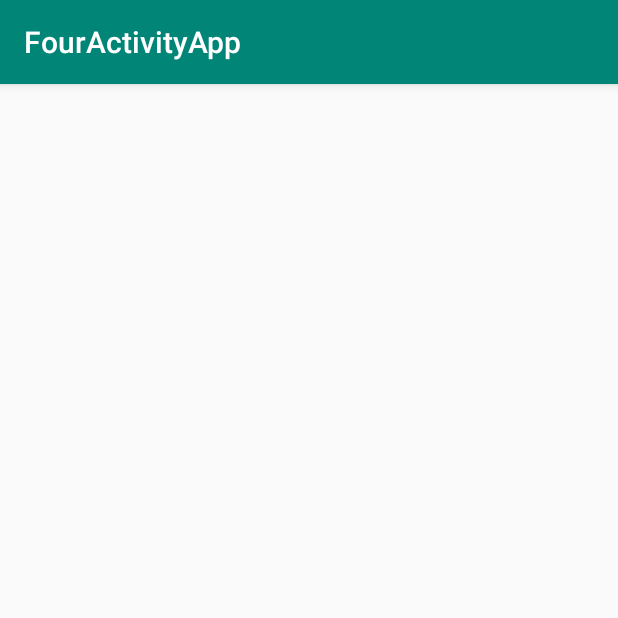
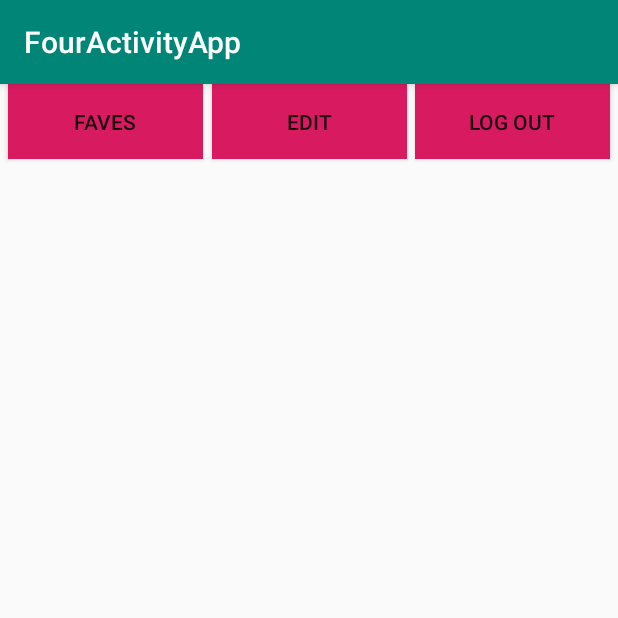
Before and after one commit to twofingerdeathpunch/FourActivityApp, an Android app: the Profile screen opened directly, with no data from a screen before it, on a phone screen of 412 x 824 dp, the top half of it. Run offline under Robolectric (Android 15) with nearby library versions, the phone set to English and light mode, and no system bars; our stand-ins replace ButterKnife.

Commit message:
Add buttons to Profile activity

```diff
--- a/app/src/main/java/com/example/fouractivityapp/EditProfile.java
+++ b/app/src/main/java/com/example/fouractivityapp/EditProfile.java
@@ -2,6 +2,7 @@ package com.example.fouractivityapp;
 
 import android.support.v7.app.AppCompatActivity;
 import android.os.Bundle;
+import android.util.Log;
 
 public class EditProfile extends AppCompatActivity {
 
@@ -9,5 +10,6 @@ public class EditProfile extends AppCompatActivity {
     protected void onCreate(Bundle savedInstanceState) {
         super.onCreate(savedInstanceState);
         setContentView(R.layout.activity_edit_profile);
+        Log.d("editProfile", "In onCreate method in EditProfile activity");
     }
 }
--- a/app/src/main/java/com/example/fouractivityapp/Faves.java
+++ b/app/src/main/java/com/example/fouractivityapp/Faves.java
@@ -2,6 +2,7 @@ package com.example.fouractivityapp;
 
 import android.support.v7.app.AppCompatActivity;
 import android.os.Bundle;
+import android.util.Log;
 
 public class Faves extends AppCompatActivity {
 
@@ -9,5 +10,6 @@ public class Faves extends AppCompatActivity {
     protected void onCreate(Bundle savedInstanceState) {
         super.onCreate(savedInstanceState);
         setContentView(R.layout.activity_faves);
+        Log.d("Faves", "In onCreate method in Faves activity");
     }
 }
--- a/app/src/main/java/com/example/fouractivityapp/Profile.java
+++ b/app/src/main/java/com/example/fouractivityapp/Profile.java
@@ -1,15 +1,57 @@
 package com.example.fouractivityapp;
 
+import android.content.Intent;
 import android.support.v7.app.AppCompatActivity;
 import android.os.Bundle;
 import android.util.Log;
+import android.view.View;
+import android.widget.Button;
+
+import butterknife.BindView;
+import butterknife.ButterKnife;
+import butterknife.OnClick;
 
 public class Profile extends AppCompatActivity {
+
+    @BindView(R.id.faves_button)
+    Button favesButton;
+
+    @BindView(R.id.edit_button)
+    Button editButton;
+
+    @BindView(R.id.logout_button)
+    Button logoutButton;
+
 
     @Override
     protected void onCreate(Bundle savedInstanceState) {
         super.onCreate(savedInstanceState);
         setContentView(R.layout.activity_profile);
+        ButterKnife.bind(this);
+
         Log.d("Profile - onCreate", "In the second activity");
     }
+
+    @OnClick({R.id.faves_button, R.id.edit_button, R.id.logout_button})
+    public void onClick(View view) {
+        Intent intent = new Intent();
+
+        int buttonClicked = view.getId();
+        Log.d("Profile - onClick", "Inside onClick method, before switch statement");
+        switch (buttonClicked) {
+            case R.id.faves_button:
+                intent = intent.setClass(this, Faves.class);
+                Log.d("Profile -  onClick","Detect button press for faves button");
+                break;
+            case R.id.edit_button:
+                intent = intent.setClass(this, EditProfile.class);
+                Log.d("Profile -  onClick","Detect button press for faves button");
+                break;
+            case R.id.logout_button:
+                intent = intent.setClass(this, MainActivity.class);
+                Log.d("Profile -  onClick","Detect button press for faves button");
+                break;
+        }
+        startActivity(intent);
+    }
 }
--- a/app/src/main/res/layout/activity_profile.xml
+++ b/app/src/main/res/layout/activity_profile.xml
@@ -6,4 +6,48 @@
     android:layout_height="match_parent"
     tools:context=".Profile">
 
+    <android.support.constraint.Barrier
+        android:id="@+id/barrier"
+        android:layout_width="match_parent"
+        android:layout_height="wrap_content"
+        app:barrierDirection="top"
+        app:constraint_referenced_ids="logout_button, edit_button, faves_button"
+        app:layout_constraintEnd_toEndOf="parent"
+        app:layout_constraintHorizontal_bias="0.5"
+        app:layout_constraintStart_toStartOf="parent"
+        tools:layout_editor_absoluteY="731dp" />
+
+    <Button
+        android:id="@+id/logout_button"
+        android:layout_width="130dp"
+        android:layout_height="50dp"
+        app:layout_constraintEnd_toEndOf="parent"
+        app:layout_constraintHorizontal_bias="0.5"
+        app:layout_constraintStart_toEndOf="@+id/edit_button"
+        tools:layout_editor_absoluteY="678dp"
+        android:text="@string/log_out"
+        android:background="@color/colorAccent"/>
+
+    <Button
+        android:id="@+id/edit_button"
+        android:layout_width="130dp"
+        android:layout_height="50dp"
+        app:layout_constraintEnd_toStartOf="@+id/logout_button"
+        app:layout_constraintHorizontal_bias="0.5"
+        app:layout_constraintStart_toEndOf="@+id/faves_button"
+        tools:layout_editor_absoluteY="678dp"
+        android:text="@string/edit"
+        android:background="@color/colorAccent"/>
+
+    <Button
+        android:id="@+id/faves_button"
+        android:layout_width="130dp"
+        android:layout_height="50dp"
+        app:layout_constraintEnd_toStartOf="@+id/edit_button"
+        app:layout_constraintHorizontal_bias="0.5"
+        app:layout_constraintStart_toStartOf="parent"
+        tools:layout_editor_absoluteY="678dp"
+        android:text="@string/faves"
+        android:background="@color/colorAccent"/>
+
 </android.support.constraint.ConstraintLayout>
--- a/app/src/main/res/values/strings.xml
+++ b/app/src/main/res/values/strings.xml
@@ -3,4 +3,7 @@
     <string name="log_in">Log In</string>
     <string name="password">password</string>
     <string name="username">Username</string>
+    <string name="edit">Edit</string>
+    <string name="faves">Faves</string>
+    <string name="log_out">Log Out</string>
 </resources>
```
